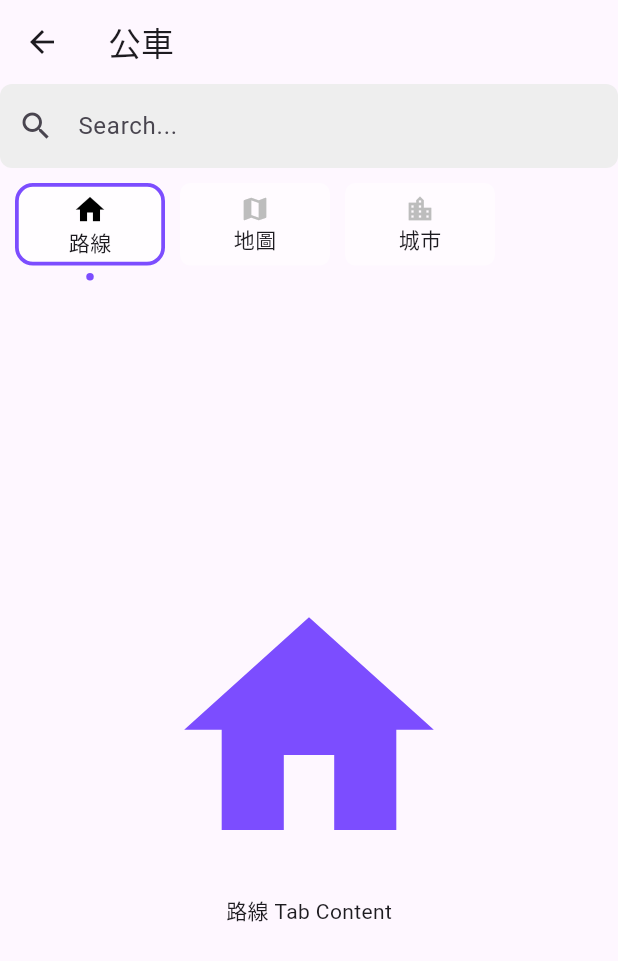
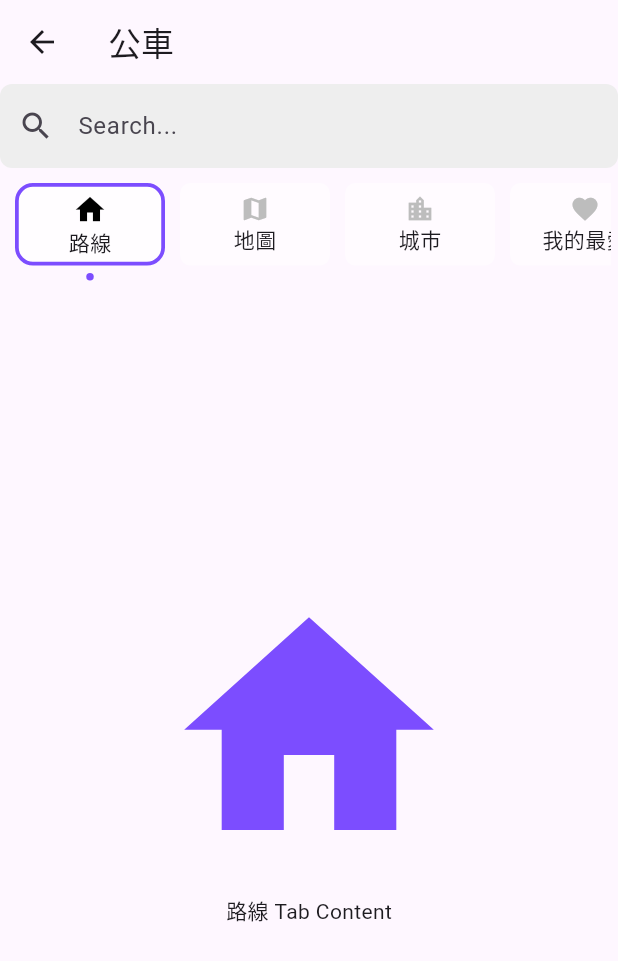
Before and after one commit to RSMN574/APP, a Flutter app: the bus screen opened by its route, on a phone screen of 412 x 824 dp. Shown: the top 961 px of the screen. Run offline on Flutter 3.47's test engine with Material 3 defaults, Android fonts, the phone set to English and light mode, and no system bars; our stand-ins replace fluttertoast; missing offline and left inert: mysql_client; network calls fail.

Commit message:
增加搜尋框onChanged

```diff
--- a/lib/bus.dart
+++ b/lib/bus.dart
@@ -9,6 +9,8 @@ class bus extends StatefulWidget {
 }
 
 class _busState extends State<bus> {
+
+  TextEditingController BusId = TextEditingController();
   @override
   Widget build(BuildContext context) {
     return Scaffold(
@@ -20,23 +22,30 @@ class _busState extends State<bus> {
          * 如果有leading，这个参数就无效了
          */
           automaticallyImplyLeading : true,
-          title: Text('公車'),
+          title: const Text('公車'),
 
       ),
       body: Container(
 
         child:Column(children: [
           TextField(
+              onChanged:(text){
+                print(text);
+
+
+
+              },
+        controller:BusId,
               decoration: InputDecoration(
                 hintText: 'Search...',
-                prefixIcon: Icon(Icons.search),
+                prefixIcon: const Icon(Icons.search),
                 border: OutlineInputBorder(
                   borderRadius: BorderRadius.circular(8.0),
                   borderSide: BorderSide.none,
                 ),
                 filled: true,
                 fillColor: Colors.grey[200],
-              )),tab(items: ["路線","地圖","城市"], icons: [Icons.home,Icons.map,Icons.location_city], )
+              )),tab(items: ["路線","地圖","城市","我的最愛"], icons: [Icons.home,Icons.map,Icons.location_city,Icons.favorite], )
 
 
         ],) ,
@@ -44,5 +53,7 @@ class _busState extends State<bus> {
       )
 
     );
+
   }
+
 }
```
